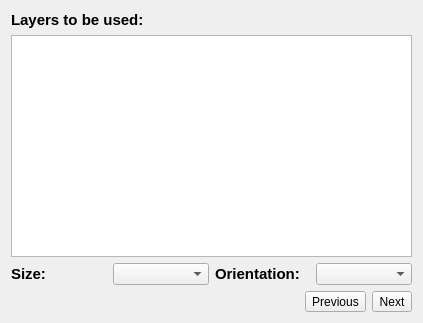
The window that gui/layers_page_options_widget.ui (skowronskij/epic-maps) describes before a commit, drawn with Qt 5.
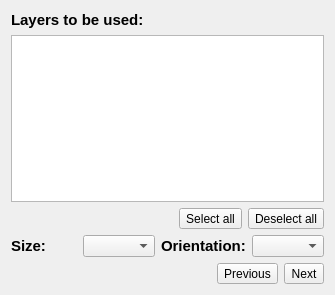
The same window after the commit.

Commit message: select/deselect all button + geometry check + default value in style combobox

Diff of the .ui file:
```diff
--- a/gui/layers_page_options_widget.ui
+++ b/gui/layers_page_options_widget.ui
@@ -6,8 +6,8 @@
    <rect>
     <x>0</x>
     <y>0</y>
-    <width>423</width>
-    <height>323</height>
+    <width>335</width>
+    <height>295</height>
    </rect>
   </property>
   <property name="windowTitle">
@@ -35,6 +35,37 @@
      </item>
     </layout>
    </item>
+   <item>
+    <layout class="QHBoxLayout" name="horizontalLayout_3">
+     <item>
+      <spacer name="horizontalSpacer_2">
+       <property name="orientation">
+        <enum>Qt::Horizontal</enum>
+       </property>
+       <property name="sizeHint" stdset="0">
+        <size>
+         <width>40</width>
+         <height>20</height>
+        </size>
+       </property>
+      </spacer>
+     </item>
+     <item>
+      <widget class="QToolButton" name="tbSelectAll">
+       <property name="text">
+        <string>Select all</string>
+       </property>
+      </widget>
+     </item>
+     <item>
+      <widget class="QToolButton" name="tbDeselectAll">
+       <property name="text">
+        <string>Deselect all</string>
+       </property>
+      </widget>
+     </item>
+    </layout>
+   </item>
    <item>
     <layout class="QHBoxLayout" name="horizontalLayout">
      <item>
```
The commit also changes 6 other files.
